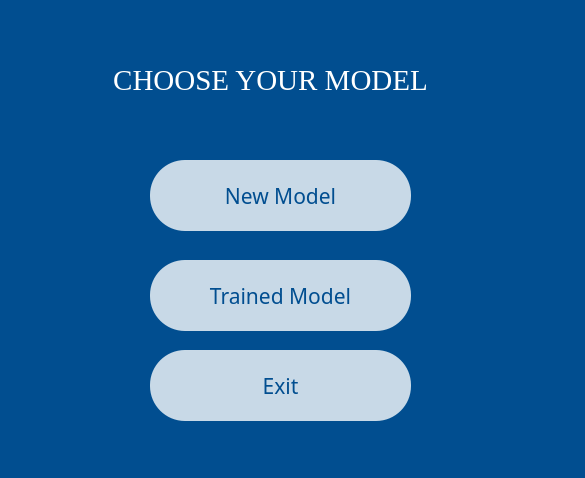
Above: ui_files/modeltype.ui from Komal-99/Machine-learning-GUI before the change. Below: the same form after it.
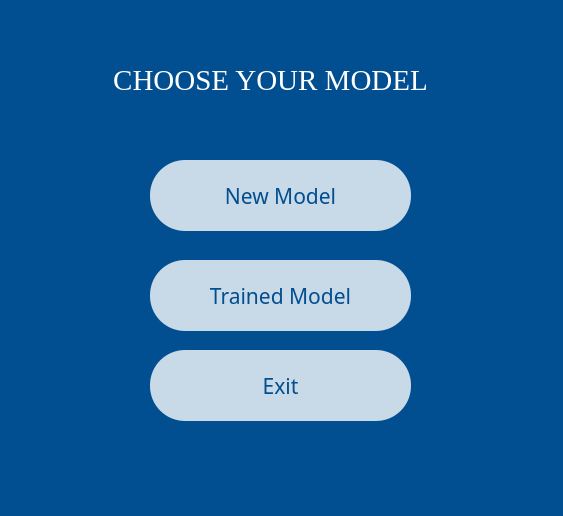
That is the form after the change.

What changed in the file:
```diff
--- a/ui_files/modeltype.ui
+++ b/ui_files/modeltype.ui
@@ -6,8 +6,8 @@
    <rect>
     <x>0</x>
     <y>0</y>
-    <width>585</width>
-    <height>478</height>
+    <width>563</width>
+    <height>516</height>
    </rect>
   </property>
   <property name="windowTitle">
```
